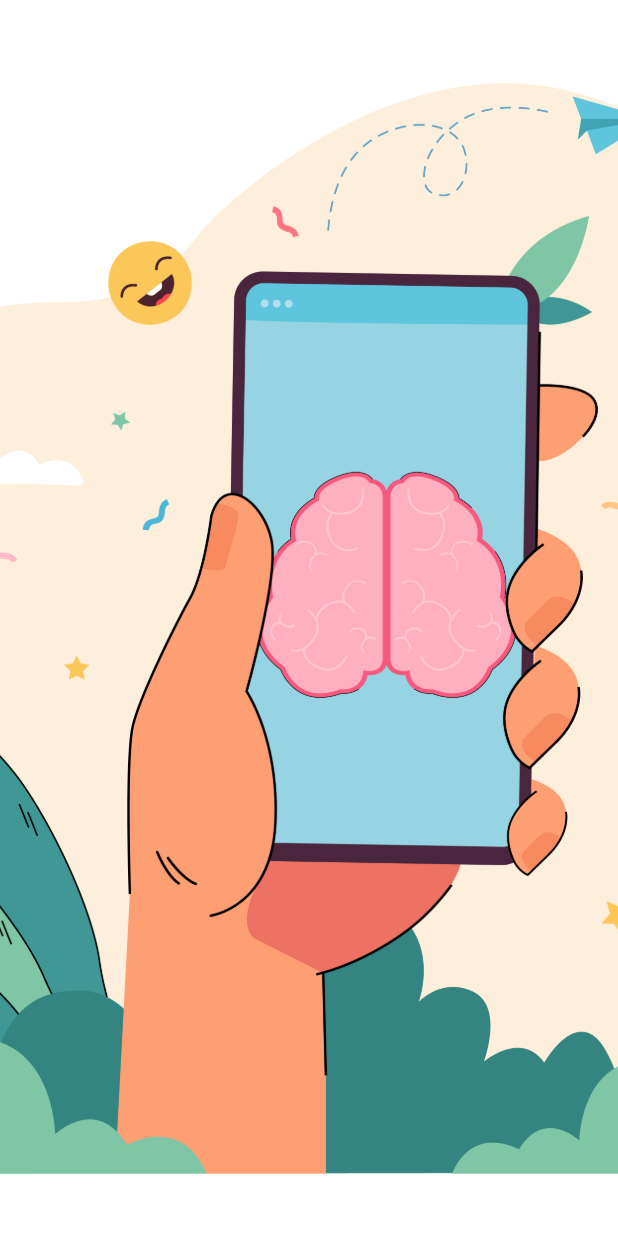
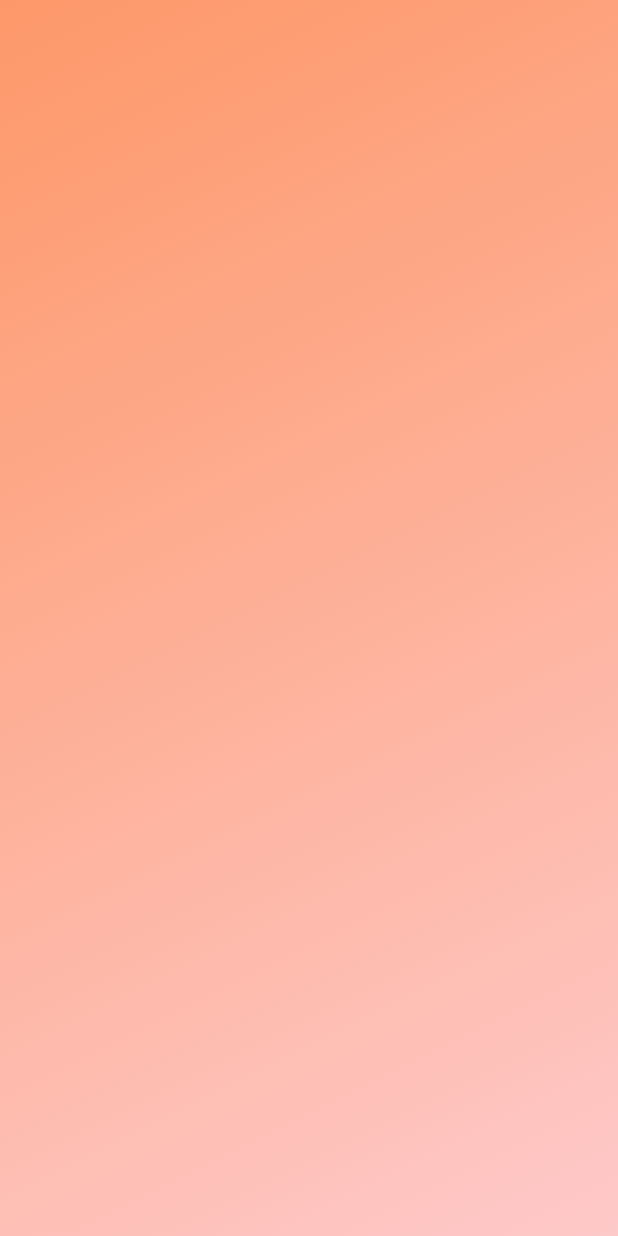
Before and after one commit to Saya32/wellbeing_junction, a Flutter app: the Background screen opened directly, on a phone screen of 412 x 824 dp. Run offline on Flutter 3.47's test engine with Material 3 defaults, Android fonts, the phone set to English and light mode, and no system bars; our stand-ins replace cloud_firestore, firebase_auth, firebase_core, get, google_sign_in; accounts and stored records are empty; project files that could hold a hidden picture were left out.

Commit message:
Minor Change in UI

```diff
--- a/lib/elements/background.dart
+++ b/lib/elements/background.dart
@@ -1,6 +1,7 @@
 import 'package:flutter/material.dart';
 
-class Background extends StatelessWidget { //https://www.edureka.co/community/231021/how-do-i-set-background-image-in-flutter
+class Background extends StatelessWidget {
+  //https://www.edureka.co/community/231021/how-do-i-set-background-image-in-flutter
   const Background({super.key});
 
   @override
@@ -8,9 +9,13 @@ class Background extends StatelessWidget { //https://www.edureka.co/community/23
     return Scaffold(
       body: Container(
         decoration: const BoxDecoration(
-          image: DecorationImage(
-            image: AssetImage("assets/images/background.jpg"),
-            fit: BoxFit.cover,
+          gradient: LinearGradient(
+            begin: Alignment.topLeft,
+            end: Alignment.bottomRight,
+            colors: [
+              Color(0xFFFD9869),
+              Color(0xFFFEC9C9),
+            ],
           ),
         ),
       ),
```
Also changed, not shown: lib/elements/quiz_tile.dart (+21 -10 lines), lib/screens/self_assessment_quiz.dart (+10 -2 lines).
